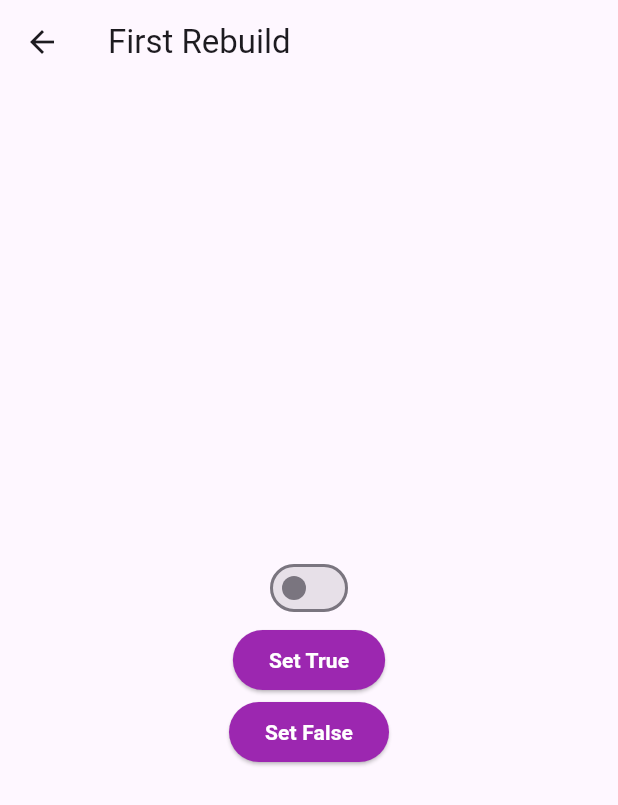
After one commit to victorapc/get_state_manager, a Flutter app: the screen it shows after launch, after a tap on "Firsy Rebuild", on a phone screen of 412 x 824 dp. The commit adds this screen. Shown: the top 805 px of the screen. Run offline on Flutter 3.47's test engine with Material 2 defaults, Android fonts, the phone set to English and light mode, and no system bars; our stand-ins replace get; statements that could not run were skipped.

Commit message:
Get state manager usando firstRebuild.

```diff
--- /dev/null
+++ b/lib/first_rebuild/first_rebuild_page.dart
@@ -0,0 +1,61 @@
+import 'package:flutter/material.dart';
+import 'package:get/get.dart';
+import 'package:get_state_manager/core/widget/elevated_button_custom.dart';
+
+class FirstRebuildPage extends StatefulWidget {
+  const FirstRebuildPage({super.key});
+
+  @override
+  State<FirstRebuildPage> createState() => _FirstRebuildPageState();
+}
+
+class _FirstRebuildPageState extends State<FirstRebuildPage> {
+  final isAluno = false.obs;
+
+  @override
+  void initState() {
+    super.initState();
+    // Responsável em setar o rebuild para um valor como exemplo boolean false,
+    // quando pressionar o botão Set False, o worker ever não será executado,
+    // nesse caso só vai ser setado com valor ao contrário que seria o true.
+    isAluno.firstRebuild = false;
+    ever<bool>(isAluno, (isAluno) {
+      Get.snackbar('Ever', 'É aluno $isAluno',
+          snackPosition: SnackPosition.BOTTOM);
+    });
+  }
+
+  @override
+  Widget build(BuildContext context) {
+    return Scaffold(
+      appBar: AppBar(
+        title: const Text('First Rebuild'),
+      ),
+      body: Center(
+        child: Column(
+          mainAxisAlignment: MainAxisAlignment.center,
+          children: [
+            Obx(() {
+              return Switch(
+                value: isAluno.value,
+                onChanged: (_) {},
+              );
+            }),
+            ElevatedButtonCustom(
+              text: 'Set True',
+              onPressed: () {
+                isAluno(true);
+              },
+            ),
+            ElevatedButtonCustom(
+              text: 'Set False',
+              onPressed: () {
+                isAluno(false);
+              },
+            ),
+          ],
+        ),
+      ),
+    );
+  }
+}
--- a/lib/home_page.dart
+++ b/lib/home_page.dart
@@ -76,6 +76,12 @@ class HomePage extends StatelessWidget {
                   Get.toNamed('/workers');
                 },
               ),
+              ElevatedButtonCustom(
+                text: 'Firsy Rebuild',
+                onPressed: () {
+                  Get.toNamed('/firstRebuild');
+                },
+              ),
             ],
           ),
         ),
--- a/lib/main.dart
+++ b/lib/main.dart
@@ -5,6 +5,7 @@ import 'package:get_state_manager/basico/reatividade_page.dart';
 import 'package:get_state_manager/controllers/controllers_home_page.dart';
 import 'package:get_state_manager/controllers/getxcontroller/controller_getx.dart';
 import 'package:get_state_manager/controllers/getxcontroller/getx_controller_example_page.dart';
+import 'package:get_state_manager/first_rebuild/first_rebuild_page.dart';
 import 'package:get_state_manager/getx_widget/getx_widget_page.dart';
 import 'package:get_state_manager/home_page.dart';
 import 'package:get_state_manager/local_state_widget/local_state_widget_page.dart';
@@ -90,6 +91,10 @@ class MyApp extends StatelessWidget {
           binding: BindingsBuilder.put(() => WorkersController()),
           page: () => const WorkersPage(),
         ),
+        GetPage(
+          name: '/firstRebuild',
+          page: () => const FirstRebuildPage(),
+        ),
       ],
     );
   }
```
